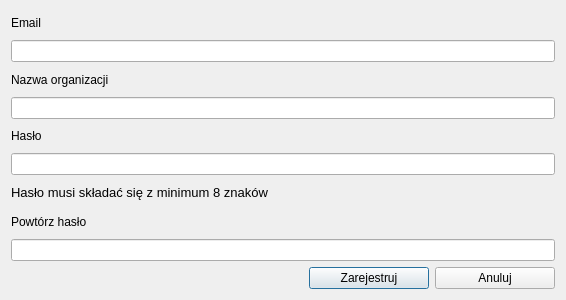
gis-support/usemaps-lite-plugin, file usemaps_lite/ui/register.ui: the form before one commit.
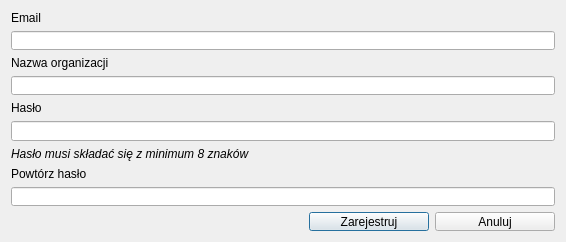
The form after the commit. Custom widgets are drawn as their Qt base class.

```diff
--- a/usemaps_lite/ui/register.ui
+++ b/usemaps_lite/ui/register.ui
@@ -7,19 +7,19 @@
     <x>0</x>
     <y>0</y>
     <width>566</width>
-    <height>300</height>
+    <height>242</height>
    </rect>
   </property>
   <property name="minimumSize">
    <size>
     <width>566</width>
-    <height>300</height>
+    <height>242</height>
    </size>
   </property>
   <property name="maximumSize">
    <size>
     <width>566</width>
-    <height>300</height>
+    <height>242</height>
    </size>
   </property>
   <property name="windowTitle">
@@ -58,8 +58,13 @@
    </item>
    <item>
     <widget class="QLabel" name="password_hint_label">
+     <property name="font">
+      <font>
+       <italic>true</italic>
+      </font>
+     </property>
      <property name="text">
-      <string>&lt;html&gt;&lt;head/&gt;&lt;body&gt;&lt;p&gt;&lt;span style=&quot; font-size:10pt;&quot;&gt;Hasło musi składać się z minimum 8 znaków&lt;/span&gt;&lt;/p&gt;&lt;/body&gt;&lt;/html&gt;</string>
+      <string>Hasło musi składać się z minimum 8 znaków</string>
      </property>
     </widget>
    </item>
```
